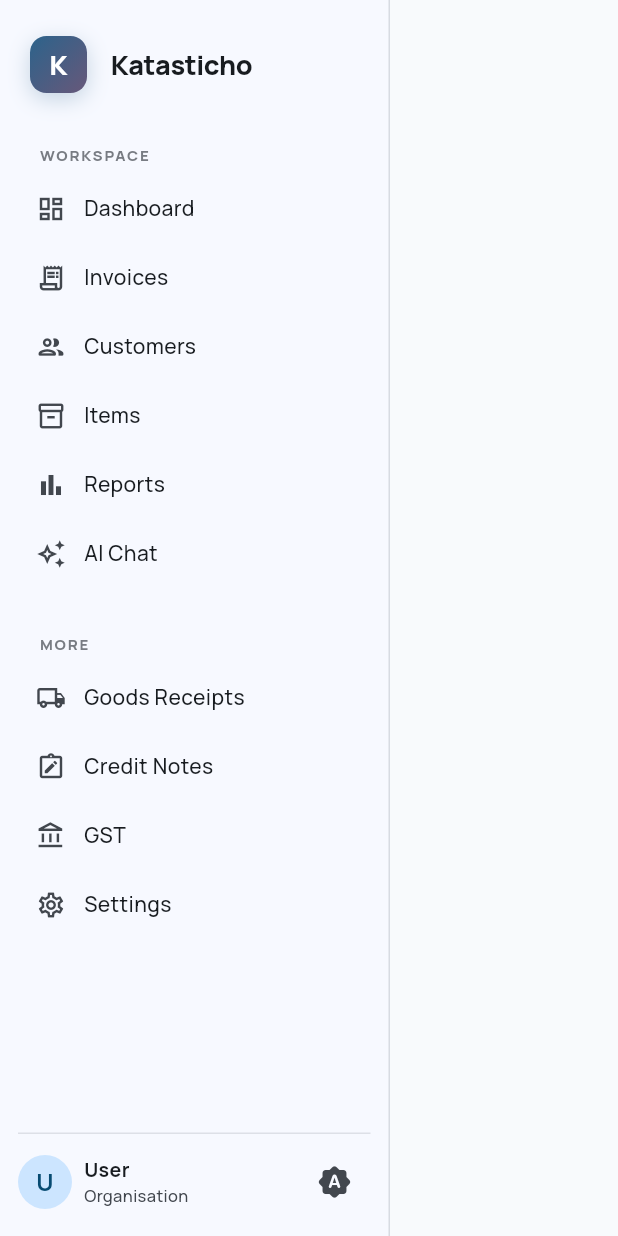
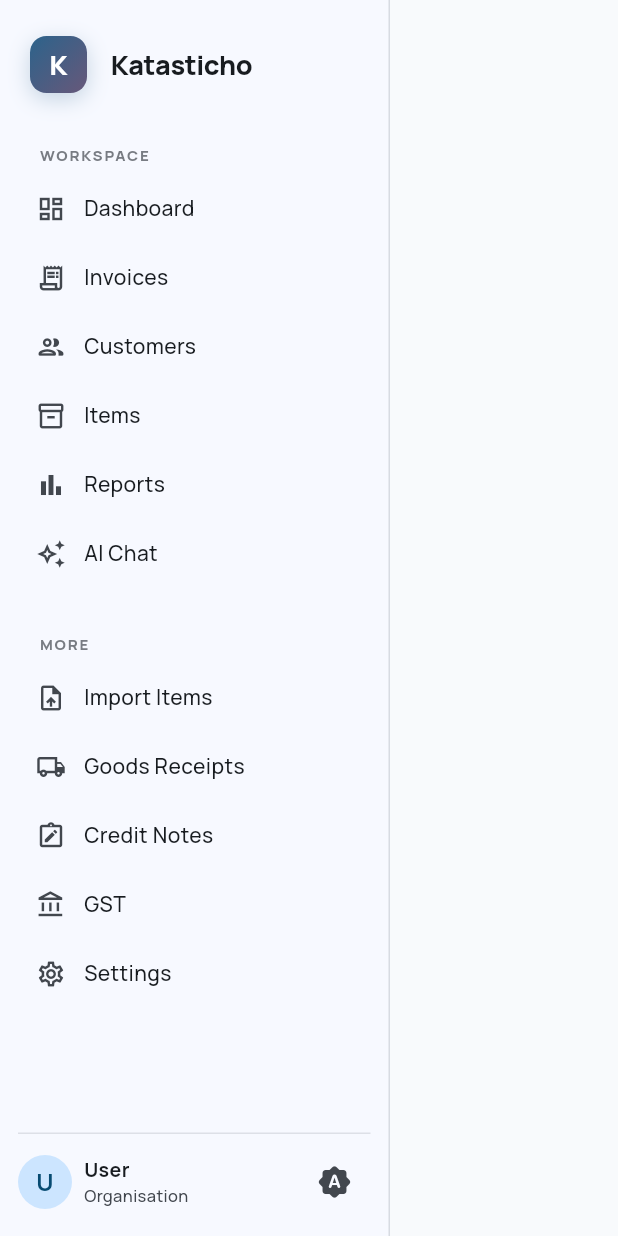
Before and after one commit to DileepJexpert/katasticho, a Flutter app: the _DesktopShell screen opened directly with empty values, on a phone screen of 412 x 824 dp. Run offline on Flutter 3.47's test engine with Material 3 defaults, Android fonts, the phone set to English and light mode, and no system bars; our stand-ins replace dio, flex_color_scheme, flutter_riverpod, flutter_secure_storage, go_router, google_fonts and 2 more; accounts and stored records are empty; network calls fail.

Commit message:
feat(nav): add 'Import Items' to sidebar MORE section
The bulk-import icon in the Items screen AppBar is easy to miss,
especially since it only shows up on the /items route. Add a permanent
sidebar entry under MORE so the entry point is visible from every
screen, not just Items.

Also fixes the side effect where two sidebar entries would light up at
once: on /items/import both 'Items' (/items) and 'Import Items'
(/items/import) matched the old prefix check. New _isNavActive helper
picks the longest matching route among all nav entries, so only the
most specific one highlights. Uses a '/' suffix guard so /item can't
false-match /items.

https://claude.ai/code/session_01PEVgPhkmXM1n7yngjsnk7J

```diff
--- a/flutter_app/lib/routing/shell_screen.dart
+++ b/flutter_app/lib/routing/shell_screen.dart
@@ -61,6 +61,12 @@ const _navItems = [
 ];
 
 const _secondaryNavItems = [
+  NavItem(
+    label: 'Import Items',
+    icon: Icons.upload_file_outlined,
+    activeIcon: Icons.upload_file_rounded,
+    route: Routes.itemImport,
+  ),
   NavItem(
     label: 'Goods Receipts',
     icon: Icons.local_shipping_outlined,
@@ -292,6 +298,24 @@ class _NavSectionLabel extends StatelessWidget {
   }
 }
 
+/// Longest-prefix match across both nav sections. Prevents `Items` (/items)
+/// and `Import Items` (/items/import) from both lighting up on /items/import
+/// — only the most specific entry wins. Uses `$r/` suffix guard so `/item`
+/// can't false-match `/items`.
+bool _isNavActive(String currentRoute, String itemRoute) {
+  if (itemRoute == '/') return currentRoute == '/';
+  bool matchesSelfOrChild(String r) =>
+      currentRoute == r || currentRoute.startsWith('$r/');
+  if (!matchesSelfOrChild(itemRoute)) return false;
+  for (final other in [..._navItems, ..._secondaryNavItems]) {
+    if (other.route == itemRoute) continue;
+    if (other.route.length > itemRoute.length && matchesSelfOrChild(other.route)) {
+      return false;
+    }
+  }
+  return true;
+}
+
 class _SidebarNavItem extends StatelessWidget {
   final NavItem item;
 
@@ -301,8 +325,7 @@ class _SidebarNavItem extends StatelessWidget {
   Widget build(BuildContext context) {
     final cs = Theme.of(context).colorScheme;
     final currentRoute = GoRouterState.of(context).matchedLocation;
-    final isActive = currentRoute == item.route ||
-        (item.route != '/' && currentRoute.startsWith(item.route));
+    final isActive = _isNavActive(currentRoute, item.route);
 
     return Padding(
       padding: const EdgeInsets.symmetric(vertical: 2),
```
